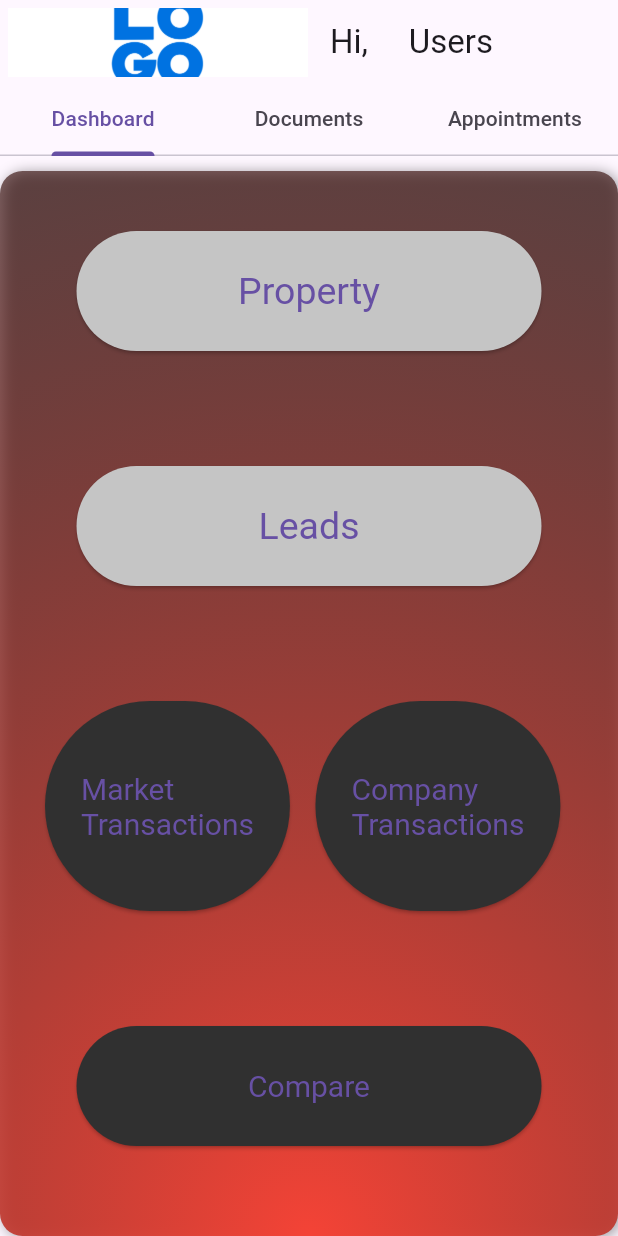
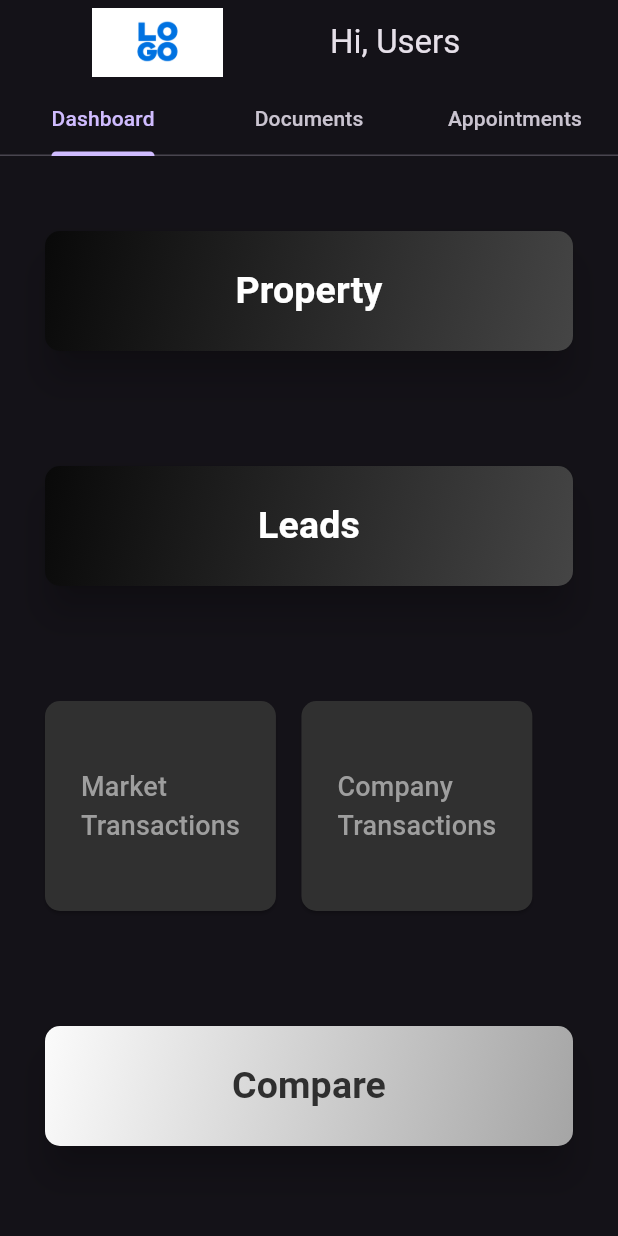
Before and after one commit to Glaivenus/Management-application-byFlutter, a Flutter app: the screen it shows after launch, on a phone screen of 412 x 824 dp. Run offline on Flutter 3.47's test engine with Material 3 defaults, Android fonts, the phone set to English and light mode, and no system bars; missing offline and left inert: flutter_pdfview.

Commit message:
changed design

```diff
--- a/lib/appointments_page.dart
+++ b/lib/appointments_page.dart
@@ -5,6 +5,12 @@ class AppointmentsPage extends StatelessWidget {
   Widget build(BuildContext context) {
     return Scaffold(
       body: Container(
+        decoration: BoxDecoration(
+          image: DecorationImage(
+            image: AssetImage("./images/trbg.png"),
+            fit: BoxFit.cover,
+          ),
+        ),
         child: Column(
           children: <Widget>[
             renderImageNormal("./images/logo2.png"),
--- a/lib/dashboard_page.dart
+++ b/lib/dashboard_page.dart
@@ -7,43 +7,115 @@ class DashboardPage extends StatelessWidget {
     return Container(
       margin: const EdgeInsets.only(top: 10),
       padding: const EdgeInsets.only(left: 30, right: 30, bottom: 60, top: 40),
-      decoration: const BoxDecoration(
-        gradient: RadialGradient(
-          colors: [Colors.red, Colors.black54],
-          center: Alignment.bottomCenter,
-          radius: 2.3,
-        ),
-        borderRadius: BorderRadius.all(Radius.circular(15)),
-        boxShadow: [
-          BoxShadow(
-            color: Colors.black38,
-            offset: Offset(2.0, 1.0),
-            blurRadius: 7.0,
-          ),
-        ],
+      // decoration: const BoxDecoration(
+      //   gradient: RadialGradient(
+      //     colors: [Colors.red, Colors.black54],
+      //     center: Alignment.bottomCenter,
+      //     radius: 2.3,
+      //   ),
+      //   borderRadius: BorderRadius.all(Radius.circular(15)),
+      //   boxShadow: [
+      //     BoxShadow(
+      //       color: Colors.black38,
+      //       offset: Offset(2.0, 1.0),
+      //       blurRadius: 7.0,
+      //     ),
+      //   ],
+      // ),
+
+      decoration: BoxDecoration(
+        // image: DecorationImage(
+        //   image: AssetImage("./images/trbg.png"),
+        //   fit: BoxFit.cover,
+        // ),
       ),
       alignment: Alignment.center,
       child: Column(
         children: <Widget>[
           ElevatedButton(
             style: ButtonStyle(
-              alignment: Alignment.center,
-              textStyle: MaterialStateProperty.all(const TextStyle(fontSize: 25)),
-              backgroundColor: MaterialStateProperty.all(const Color(0xFFC5C5C5)),
-              minimumSize: MaterialStateProperty.all(const Size(310, 80)),
+              // 设置线性渐变背景
+              backgroundColor: MaterialStateProperty.all(Colors.transparent),
+              shape: MaterialStateProperty.all<RoundedRectangleBorder>(
+                RoundedRectangleBorder(
+                  borderRadius: BorderRadius.circular(10.0),
+                ),
+              ),
+              elevation: MaterialStateProperty.all(10),
+              padding: MaterialStateProperty.all(EdgeInsets.zero),
             ),
             onPressed: () {},
-            child: const Text('Property'),
+            child: Ink(
+              decoration: BoxDecoration(
+                gradient: const LinearGradient(
+                  begin: Alignment.topLeft,
+                  end: Alignment.bottomRight,
+                  colors: [
+                    Color(0xFF090909), //
+                    Color(0xFF454545),  //
+                  ],
+                ),
+                borderRadius: BorderRadius.circular(10.0),
+              ),
+              child: Container(
+                alignment: Alignment.center,
+                constraints: BoxConstraints(minHeight: 80, minWidth: double.infinity),
+                child: const Text(
+
+                  'Property',
+                  style: TextStyle(
+                    fontSize: 25,
+                    color: Color(0xFFFFFFFF),
+                    fontWeight: FontWeight.bold,
+                  ),
+                  textAlign: TextAlign.center,
+                ),
+              ),
+            ),
           ),
+
+
           Spacer(),
           ElevatedButton(
             style: ButtonStyle(
-              textStyle: MaterialStateProperty.all(const TextStyle(fontSize: 25)),
-              backgroundColor: MaterialStateProperty.all(const Color(0xFFC5C5C5)),
-              minimumSize: MaterialStateProperty.all(const Size(310, 80)),
+              // 设置线性渐变背景
+              backgroundColor: MaterialStateProperty.all(Colors.transparent),
+              shape: MaterialStateProperty.all<RoundedRectangleBorder>(
+                RoundedRectangleBorder(
+                  borderRadius: BorderRadius.circular(10.0),
+                ),
+              ),
+              elevation: MaterialStateProperty.all(10),
+              padding: MaterialStateProperty.all(EdgeInsets.zero),
             ),
             onPressed: () {},
-            child: const Text('Leads'),
+            child: Ink(
+              decoration: BoxDecoration(
+                gradient: const LinearGradient(
+                  begin: Alignment.topLeft,
+                  end: Alignment.bottomRight,
+                  colors: [
+                    Color(0xFF090909), //
+                    Color(0xFF454545),  //
+                  ],
+                ),
+                borderRadius: BorderRadius.circular(10.0),
+              ),
+              child: Container(
+                alignment: Alignment.center,
+                constraints: BoxConstraints(minHeight: 80, minWidth: double.infinity),
+                child: const Text(
+
+                  'Leads',
+                  style: TextStyle(
+                    fontSize: 25,
+                    color: Color(0xFFFFFFFF),
+                    fontWeight: FontWeight.bold,
+                  ),
+                  textAlign: TextAlign.center,
+                ),
+              ),
+            ),
           ),
           Spacer(),
           Row(
@@ -51,35 +123,77 @@ class DashboardPage extends StatelessWidget {
               ElevatedButton(
                 style: ButtonStyle(
                   alignment: Alignment.center,
-                  textStyle: MaterialStateProperty.all(const TextStyle(fontSize: 20)),
                   backgroundColor: MaterialStateProperty.all(const Color(0xFF303030)),
-                  minimumSize: MaterialStateProperty.all(const Size(52, 140)),
+                  minimumSize: MaterialStateProperty.all(const Size(42, 140)),
+                  shape: MaterialStateProperty.all<RoundedRectangleBorder>(
+                    RoundedRectangleBorder(
+                      borderRadius: BorderRadius.circular(10.0),
+                    ),
+                  ),
                 ),
                 onPressed: () {},
-                child: const Text('Market\nTransactions'),
+                child: Text('Market\nTransactions',
+                  style: TextStyle(fontSize: 18, color: Colors.grey),),
               ),
               const SizedBox(width: 17),
               ElevatedButton(
                 style: ButtonStyle(
                   alignment: Alignment.center,
-                  textStyle: MaterialStateProperty.all(const TextStyle(fontSize: 20)),
                   backgroundColor: MaterialStateProperty.all(const Color(0xFF303030)),
-                  minimumSize: MaterialStateProperty.all(const Size(52, 140)),
+                  minimumSize: MaterialStateProperty.all(const Size(42, 140)),
+                  shape: MaterialStateProperty.all<RoundedRectangleBorder>(
+                    RoundedRectangleBorder(
+                      borderRadius: BorderRadius.circular(10.0),
+                    ),
+                  ),
                 ),
                 onPressed: () {},
-                child: const Text('Company\nTransactions'),
+                child: Text('Company\nTransactions',
+                  style: TextStyle(fontSize: 18, color: Colors.grey),),
               ),
             ],
           ),
           Spacer(),
           ElevatedButton(
             style: ButtonStyle(
-              textStyle: MaterialStateProperty.all(const TextStyle(fontSize: 20)),
-              backgroundColor: MaterialStateProperty.all(const Color(0xFF303030)),
-              minimumSize: MaterialStateProperty.all(const Size(310, 80)),
+              // 设置线性渐变背景
+              backgroundColor: MaterialStateProperty.all(Colors.transparent),
+              shape: MaterialStateProperty.all<RoundedRectangleBorder>(
+                RoundedRectangleBorder(
+                  borderRadius: BorderRadius.circular(10.0),
+                ),
+              ),
+              elevation: MaterialStateProperty.all(10),
+              padding: MaterialStateProperty.all(EdgeInsets.zero),
             ),
             onPressed: () {},
-            child: const Text('Compare'),
+            child: Ink(
+              decoration: BoxDecoration(
+                gradient: const LinearGradient(
+                  begin: Alignment.topLeft,
+                  end: Alignment.bottomRight,
+                  colors: [
+                    Color(0xFFFBFBFB), //
+                    Color(0xFFA5A5A5),  //
+                  ],
+                ),
+                borderRadius: BorderRadius.circular(10.0),
+              ),
+              child: Container(
+                alignment: Alignment.center,
+                constraints: BoxConstraints(minHeight: 80, minWidth: double.infinity),
+                child: const Text(
+
+                  'Compare',
+                  style: TextStyle(
+                    fontSize: 25,
+                    color: Color(0xFF2F2F2F),
+                    fontWeight: FontWeight.bold,
+                  ),
+                  textAlign: TextAlign.center,
+                ),
+              ),
+            ),
           ),
         ],
       ),
--- a/lib/main.dart
+++ b/lib/main.dart
@@ -15,7 +15,7 @@ class MyApp extends StatelessWidget {
     return MaterialApp(
       title: 'management application',
       theme: ThemeData(
-        brightness:Brightness.light,
+        brightness:Brightness.dark,
         primarySwatch: Colors.red,
         primaryColor: const Color(0xFF212121),
         canvasColor: const Color(0xFF303030),
@@ -37,59 +37,44 @@ class _MyHomePageState extends State<MyHomePage> {
   @override
   Widget build(BuildContext context) {
     return DefaultTabController(
-      length:3,
+      length: 3,
+      child: WillPopScope(
+        onWillPop: () async => false, // 禁止通过滑动手势返回
         child: Scaffold(
           appBar: AppBar(
             backgroundColor: Colors.transparent,
-
-          leading:
-            Container(
+            leading: Container(
               padding: EdgeInsets.all(5),
-              child: Image.asset('images/logo2.png',
-              fit: BoxFit.cover,
+              child: Image.asset(
+                'images/logo2.png',
+                fit: BoxFit.fitHeight,
               ),
             ),
             leadingWidth: 210,
-          title: Text('Hi,     Users'),
+            title: Text('Hi, Users'),
             titleSpacing: 10,
-
-
-
-
-
-
-
-
-
-          bottom: TabBar(
-          tabs:const [//contents
-            Tab(text: 'Dashboard',),
-            Tab(text: 'Documents',),
-            Tab(text: 'Appointments',),
-
+            bottom: const TabBar(
+              tabs: [
+                Tab(text: 'Dashboard'),
+                Tab(text: 'Documents'),
+                Tab(text: 'Appointments'),
               ],
-
-
-
-
             ),
           ),
-
-
           body: TabBarView(
             children: [
-          DashboardPage(), // 对应 Dashboard 标签的页面
-          DocumentsPage(), // 对应 Documents 标签的页面
-          AppointmentsPage(), // 对应 Appointments 标签的页面
+              DashboardPage(),
+              DocumentsPage(),
+              AppointmentsPage(),
             ],
           ),
           drawer: const MyDrawerWidget(),
         ),
+      ),
     );
   }
-    void buttonPressed(){}
+}
 
-    }
 
 //drawer
 class MyDrawerWidget extends StatelessWidget {
```
Also changed, not shown: lib/documents_page.dart (+96 -128 lines), pubspec.yaml (+8 -0 lines), pubspec.lock, sample/CNY Greetings1.png (added), sample/CNY Greetings2.png (added), 3 other files. Lines whose indentation alone changed are shown as unchanged.
